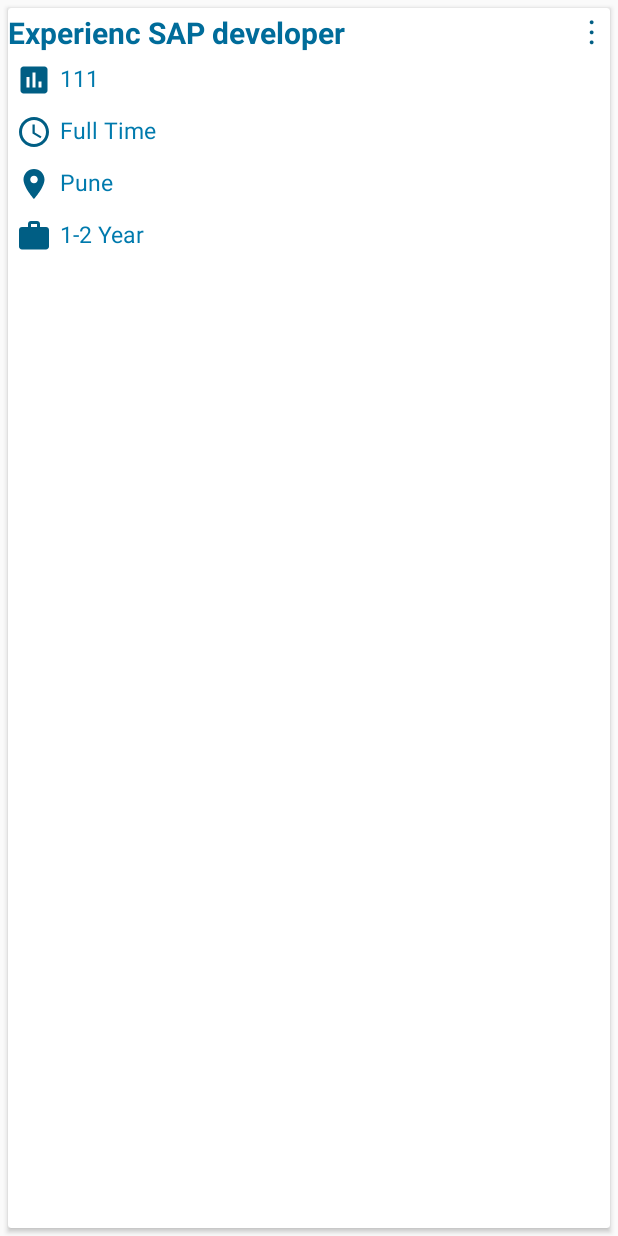
After one commit to Aaryatech/SAP_Recruit, an Android app: the layout card_view_all_post.xml on its own in the app's theme, with its tools: preview values and no code run, on a phone screen of 412 x 824 dp. The commit adds this screen. Run offline under Robolectric (Android 15) with nearby library versions, the phone set to English and light mode, and no system bars; Roboto replaces fonts that are not available here.

Commit message:
ViewAllJobPost-  making Adapter and Layout

```diff
--- /dev/null
+++ b/app/src/main/res/drawable/ic_access_time.xml
@@ -0,0 +1,9 @@
+<vector xmlns:android="http://schemas.android.com/apk/res/android"
+        android:width="24dp"
+        android:height="24dp"
+        android:viewportWidth="24.0"
+        android:viewportHeight="24.0">
+    <path
+        android:fillColor="@color/colorPrimary"
+        android:pathData="M11.99,2C6.47,2 2,6.48 2,12s4.47,10 9.99,10C17.52,22 22,17.52 22,12S17.52,2 11.99,2zM12,20c-4.42,0 -8,-3.58 -8,-8s3.58,-8 8,-8 8,3.58 8,8 -3.58,8 -8,8zM12.5,7H11v6l5.25,3.15 0.75,-1.23 -4.5,-2.67z"/>
+</vector>
--- /dev/null
+++ b/app/src/main/res/drawable/ic_id_no.xml
@@ -0,0 +1,9 @@
+<vector xmlns:android="http://schemas.android.com/apk/res/android"
+        android:width="24dp"
+        android:height="24dp"
+        android:viewportWidth="24.0"
+        android:viewportHeight="24.0">
+    <path
+        android:fillColor="@color/colorPrimary"
+        android:pathData="M19,3L5,3c-1.1,0 -2,0.9 -2,2v14c0,1.1 0.9,2 2,2h14c1.1,0 2,-0.9 2,-2L21,5c0,-1.1 -0.9,-2 -2,-2zM9,17L7,17v-7h2v7zM13,17h-2L11,7h2v10zM17,17h-2v-4h2v4z"/>
+</vector>
--- /dev/null
+++ b/app/src/main/res/drawable/ic_location_on.xml
@@ -0,0 +1,9 @@
+<vector xmlns:android="http://schemas.android.com/apk/res/android"
+        android:width="24dp"
+        android:height="24dp"
+        android:viewportWidth="24.0"
+        android:viewportHeight="24.0">
+    <path
+        android:fillColor="@color/colorPrimary"
+        android:pathData="M12,2C8.13,2 5,5.13 5,9c0,5.25 7,13 7,13s7,-7.75 7,-13c0,-3.87 -3.13,-7 -7,-7zM12,11.5c-1.38,0 -2.5,-1.12 -2.5,-2.5s1.12,-2.5 2.5,-2.5 2.5,1.12 2.5,2.5 -1.12,2.5 -2.5,2.5z"/>
+</vector>
--- /dev/null
+++ b/app/src/main/res/drawable/ic_work_duration.xml
@@ -0,0 +1,9 @@
+<vector xmlns:android="http://schemas.android.com/apk/res/android"
+        android:width="24dp"
+        android:height="24dp"
+        android:viewportWidth="24.0"
+        android:viewportHeight="24.0">
+    <path
+        android:fillColor="@color/colorPrimary"
+        android:pathData="M20,6h-4L16,4c0,-1.11 -0.89,-2 -2,-2h-4c-1.11,0 -2,0.89 -2,2v2L4,6c-1.11,0 -1.99,0.89 -1.99,2L2,19c0,1.11 0.89,2 2,2h16c1.11,0 2,-0.89 2,-2L22,8c0,-1.11 -0.89,-2 -2,-2zM14,6h-4L10,4h4v2z"/>
+</vector>
--- /dev/null
+++ b/app/src/main/res/layout/card_view_all_post.xml
@@ -0,0 +1,100 @@
+<?xml version="1.0" encoding="utf-8"?>
+<LinearLayout xmlns:android="http://schemas.android.com/apk/res/android"
+    android:layout_width="match_parent"
+    android:layout_height="match_parent"
+    android:orientation="vertical">
+
+    <LinearLayout
+        android:layout_width="match_parent"
+        android:layout_height="match_parent"
+        android:orientation="vertical">
+
+        <android.support.v7.widget.CardView
+            android:layout_width="match_parent"
+            android:layout_height="match_parent"
+            android:layout_margin="5dp"
+            android:padding="4dp">
+
+            <LinearLayout
+                android:layout_width="match_parent"
+                android:layout_height="match_parent"
+                android:orientation="vertical">
+
+                <LinearLayout
+                    android:layout_width="match_parent"
+                    android:layout_height="wrap_content"
+                    android:orientation="horizontal">
+
+                    <TextView
+                        android:id="@+id/tvViewAllJobTitle"
+                        android:layout_width="match_parent"
+                        android:layout_height="wrap_content"
+                        android:text="Experienc SAP developer"
+                        android:layout_weight="1"
+                        android:textColor="@color/color_bg_confirm"
+                        android:textSize="20sp"
+                        android:textStyle="bold" />
+
+                    <TextView
+                        android:id="@+id/text_card_option"
+                        android:layout_width="match_parent"
+                        android:layout_height="wrap_content"
+                        android:layout_alignParentRight="true"
+                        android:layout_alignParentTop="true"
+                        android:paddingLeft="16dp"
+                        android:text="&#8942;"
+                        android:textColor="@color/colorPrimary"
+                        android:layout_weight="12"
+                        android:textAppearance="?android:textAppearanceLarge" />
+                </LinearLayout>
+
+                <TextView
+                    android:id="@+id/tvViewAllJobId"
+                    android:layout_width="match_parent"
+                    android:layout_height="wrap_content"
+                    android:drawableLeft="@drawable/ic_id_no"
+                    android:drawablePadding="5dp"
+                    android:padding="5dp"
+                    android:text="111"
+                    android:textColor="@color/colorText2"
+                    android:textSize="15sp" />
+
+                <TextView
+                    android:id="@+id/tvViewAllJobType"
+                    android:layout_width="match_parent"
+                    android:layout_height="wrap_content"
+                    android:drawableLeft="@drawable/ic_access_time"
+                    android:drawablePadding="5dp"
+                    android:padding="5dp"
+                    android:text="Full Time"
+                    android:textColor="@color/colorText2"
+                    android:textSize="15sp" />
+
+                <TextView
+                    android:id="@+id/tvViewAllLocation"
+                    android:layout_width="match_parent"
+                    android:layout_height="wrap_content"
+                    android:drawableLeft="@drawable/ic_location_on"
+                    android:drawablePadding="5dp"
+                    android:padding="5dp"
+                    android:text="Pune"
+                    android:textColor="@color/colorText2"
+                    android:textSize="15sp" />
+
+                <TextView
+                    android:id="@+id/tvViewAllJobYear"
+                    android:layout_width="match_parent"
+                    android:layout_height="wrap_content"
+                    android:drawableLeft="@drawable/ic_work_duration"
+                    android:drawablePadding="5dp"
+                    android:padding="5dp"
+                    android:text="1-2 Year"
+                    android:textColor="@color/colorText2"
+                    android:textSize="15sp" />
+            </LinearLayout>
+
+        </android.support.v7.widget.CardView>
+    </LinearLayout>
+
+
+</LinearLayout>
```
Also changed, not shown: app/src/main/java/com/ats/sap_recruitment/adpter/ViewPostJobAdapter.java (+91 -1 lines), app/src/main/java/com/ats/sap_recruitment/fragment/ViewAllPostFragment.java (+25 -0 lines), app/src/main/java/com/ats/sap_recruitment/fragment/ViewJobFragment.java (+9 -0 lines), app/src/main/res/drawable/ic_location.xml (added, +9 -0 lines).
